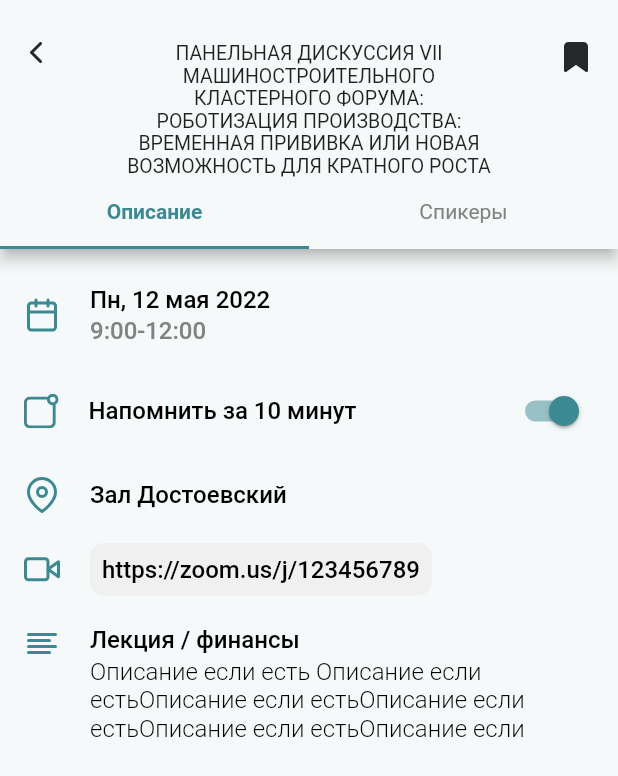
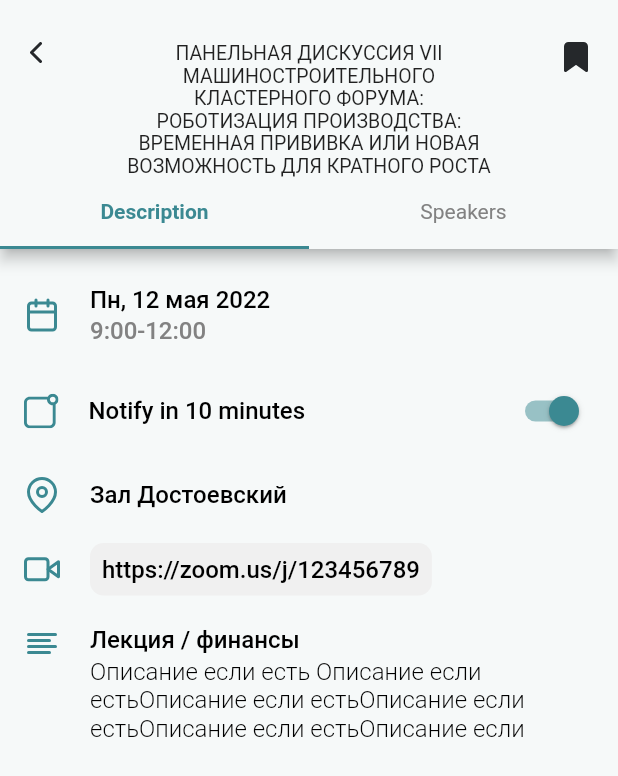
Before and after one commit to smarthousetest/ks, a Flutter app: the EventPage screen opened by its route, on a phone screen of 412 x 824 dp. Shown: the top 776 px of the screen. Run offline on Flutter 3.47's test engine with Material 2 defaults, Android fonts, the light colour scheme and no system bars; drawn by our look-alikes of auto_size_text; our stand-ins replace buttons_tabbar, circular_profile_avatar, custom_navigation_bar, custom_sliding_segmented_control, flutter_bloc, flutter_svg and 2 more; generated files the repository leaves out were written again; Roboto replaces fonts that are missing (Ubuntu).

Commit message:
Страница новости Локализация

```diff
--- a/lib/l10n/app_en.arb
+++ b/lib/l10n/app_en.arb
@@ -23,6 +23,13 @@
 "livestream":"Live stream",
 "address":"Address: 420049, Kazan, Agronomicheskaya St, 11",
 "feedback":"Feedback",
+"search":"Search",
+"description":"Description",
+"notifym":"Notify in 10 minutes",
+"filter":"Filter",
+"topics":"Topics",
+"formats":"Formats",
+"show":"Show",
     "hello": "Hello {username}",
     "@hello": {
       "description": "A welcome message",
--- a/lib/main.dart
+++ b/lib/main.dart
@@ -6,6 +6,7 @@ import 'package:kazansummit/screens/%D1%81ontacts_page.dart';
 import 'package:kazansummit/screens/event_page.dart';
 import 'package:kazansummit/screens/main_page.dart';
 import 'package:kazansummit/screens/management.dart';
+import 'package:kazansummit/screens/news_page.dart';
 import 'package:kazansummit/screens/speaker_page.dart';
 import 'package:kazansummit/utils/constants.dart';
 import 'package:kazansummit/cubit/cubit.dart';
@@ -53,6 +54,7 @@ class _MyAppState extends State<MyApp> {
           '/contactpage': (BuildContext context) => ContactsPage(),
           '/eventpage': (BuildContext context) => EventPage(),
           '/speakerpage': (BuildContext context) => SpeakerPage(),
+          '/newspage': (BuildContext context) => NewsPage(),
         },
       ),
     );
--- a/lib/screens/event_page.dart
+++ b/lib/screens/event_page.dart
@@ -4,6 +4,7 @@ import 'package:flutter_svg/flutter_svg.dart';
 import 'package:kazansummit/utils/constants.dart';
 import 'package:kazansummit/widgets/speaker_card.dart';
 import 'package:url_launcher/url_launcher.dart' as UrlLauncher;
+import 'package:flutter_gen/gen_l10n/app_localizations.dart';
 
 class EventPage extends StatefulWidget {
   const EventPage({Key? key}) : super(key: key);
@@ -14,10 +15,6 @@ class EventPage extends StatefulWidget {
 
 class _EventPageState extends State<EventPage> with TickerProviderStateMixin {
   late TabController _controller;
-  final List<Tab> topTabs = <Tab>[
-    new Tab(text: 'Описание'),
-    new Tab(text: 'Спикеры')
-  ];
 
   @override
   void initState() {
@@ -33,6 +30,11 @@ class _EventPageState extends State<EventPage> with TickerProviderStateMixin {
 
   @override
   Widget build(BuildContext context) {
+    List<Tab> topTabs = <Tab>[
+      new Tab(text: '${AppLocalizations.of(context)?.description}'),
+      new Tab(text: '${AppLocalizations.of(context)?.speakers}')
+    ];
+
     bool trans = true;
     return Scaffold(
       appBar: AppBar(
@@ -128,7 +130,8 @@ class _EventPageState extends State<EventPage> with TickerProviderStateMixin {
                     SvgPicture.asset("assets/icons/notifplus.svg",
                         color: kIconColor),
                     SizedBox(width: 20),
-                    Text("Напомнить за 10 минут", style: kContentTextStyle),
+                    Text("${AppLocalizations.of(context)?.notifym}",
+                        style: kContentTextStyle),
                     Expanded(
                       child: Row(
                         mainAxisAlignment: MainAxisAlignment.end,
--- a/lib/screens/speaker_page.dart
+++ b/lib/screens/speaker_page.dart
@@ -15,7 +15,8 @@ class SpeakerPage extends StatelessWidget {
           iconTheme: IconThemeData(color: kIconColor),
           elevation: 0,
           centerTitle: true,
-          title: Text("Спикеры", style: kAppBarTextStyle),
+          title: Text("${AppLocalizations.of(context)?.speakers}",
+              style: kAppBarTextStyle),
           actions: [
             IconButton(
                 iconSize: 40,
@@ -29,10 +30,10 @@ class SpeakerPage extends StatelessWidget {
                   const EdgeInsets.only(left: 16.0, right: 16.0, bottom: 6),
               child: TextFormField(
                 //  readOnly: true,
-                decoration: const InputDecoration(
+                decoration: InputDecoration(
                   contentPadding:
                       EdgeInsets.symmetric(horizontal: 0, vertical: 0),
-                  hintText: 'Поиск',
+                  hintText: '${AppLocalizations.of(context)?.search}',
                   prefixIcon: Icon(
                     Icons.search,
                   ),
--- a/pubspec.yaml
+++ b/pubspec.yaml
@@ -104,7 +104,7 @@ flutter:
       - assets/icons/left.svg
       - assets/icons/alignleft.svg
       - assets/icons/notifplus.svg
-      - assets/icons/search.svg
+      - assets/icons/inputsearch.svg
       - assets/images/logoen.svg
       - assets/images/map.png
       - assets/images/logom.png
```
Also changed, not shown: lib/l10n/app_ru.arb (+8 -1 lines), lib/screens/main_page.dart (+8 -3 lines), lib/screens/news_page.dart (added, +44 -0 lines), lib/widgets/news_card.dart (added, +42 -0 lines), lib/widgets/sliding_filter.dart (+9 -5 lines), assets/icons/inputsearch.svg (added), assets/icons/search.svg.
